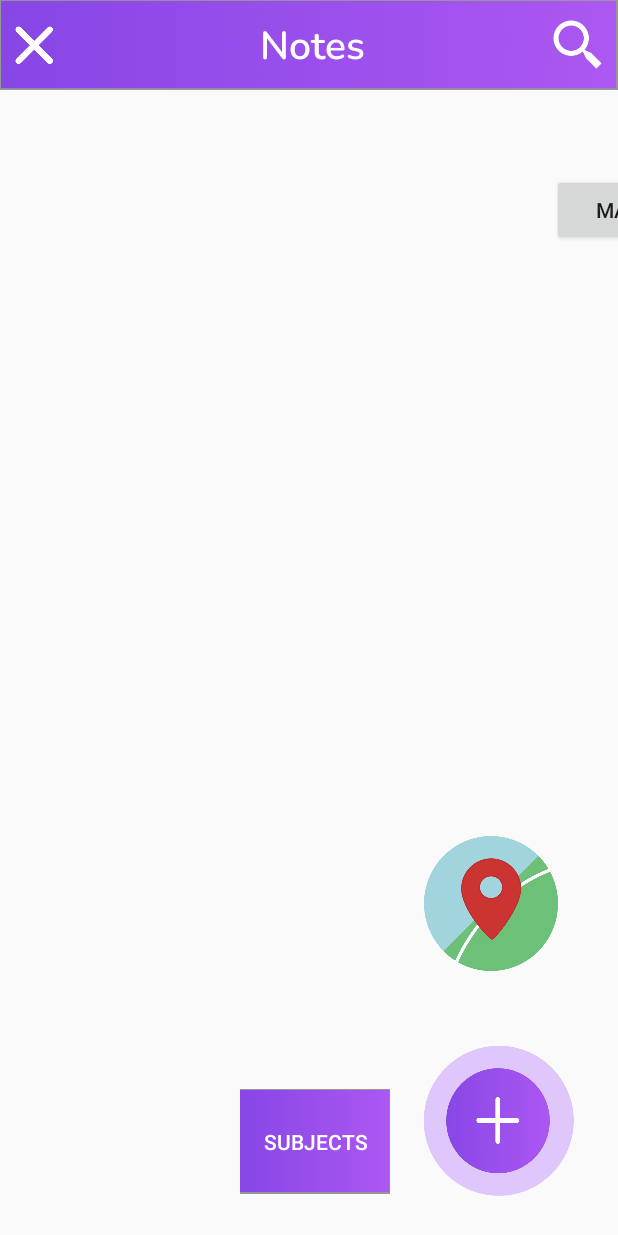
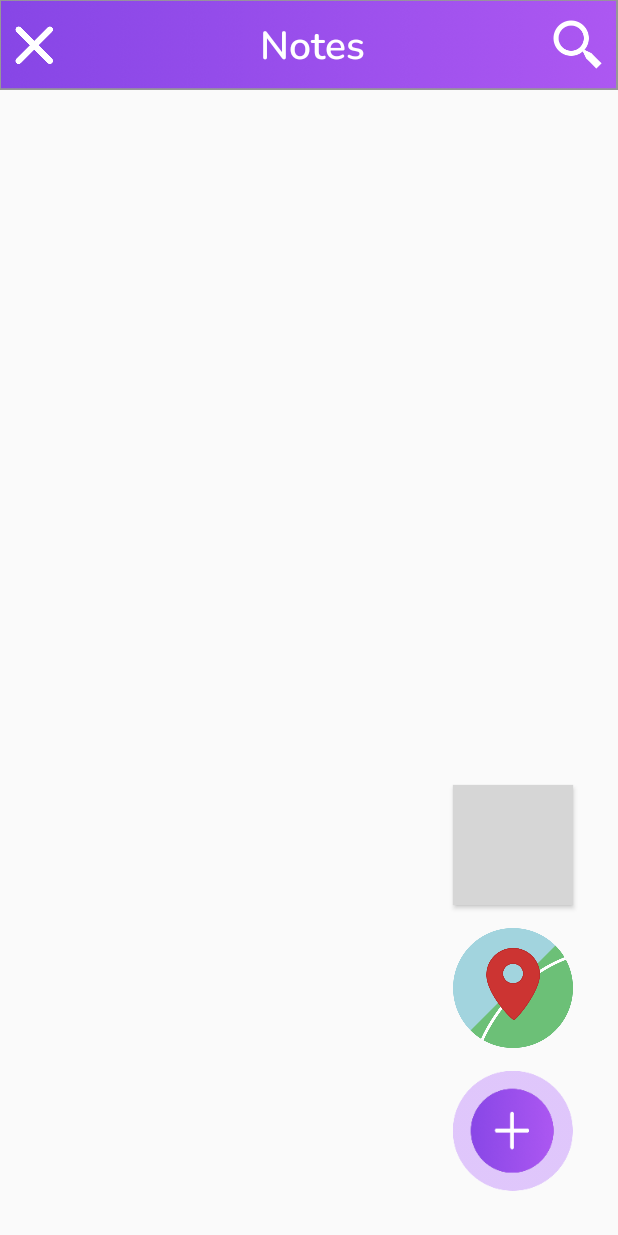
Before and after one commit to gurtej1992/note_WinMachines_android, an Android app: the screen it shows after launch (HomeActivity), on a phone screen of 412 x 824 dp. Run offline under Robolectric (Android 15) with nearby library versions, the light colour scheme and no system bars; libraries missing offline, so code that uses them is left out: io.realm; 3 statements that could not run were skipped; grey boxes are pictures that could not be loaded.

Commit message:
Layout Changes Done

```diff
--- a/app/src/main/res/layout/content_main.xml
+++ b/app/src/main/res/layout/content_main.xml
@@ -13,25 +13,9 @@
         android:layout_height="0dp"
         app:defaultNavHost="true"
         app:layout_constraintBottom_toBottomOf="parent"
-        app:layout_constraintHorizontal_bias="0.0"
         app:layout_constraintLeft_toLeftOf="parent"
         app:layout_constraintRight_toRightOf="parent"
         app:layout_constraintTop_toTopOf="parent"
-        app:layout_constraintVertical_bias="0.0"
         app:navGraph="@navigation/nav_graph" />
 
-    <Button
-        android:id="@+id/butmap"
-        android:layout_width="wrap_content"
-        android:layout_height="wrap_content"
-        android:layout_marginStart="50dp"
-        android:layout_marginTop="116dp"
-        android:layout_marginEnd="100dp"
-        android:text="MAp"
-        app:layout_constraintEnd_toEndOf="parent"
-        app:layout_constraintHorizontal_bias="0.647"
-        app:layout_constraintStart_toEndOf="@+id/nav_host_fragment"
-        app:layout_constraintTop_toTopOf="parent">
-
-    </Button>
 </androidx.constraintlayout.widget.ConstraintLayout>
--- a/app/src/main/res/layout/fragment_first.xml
+++ b/app/src/main/res/layout/fragment_first.xml
@@ -26,57 +26,42 @@
         android:layout_width="0dp"
         android:layout_height="0dp"
         android:paddingBottom="20dp"
-        app:layout_constraintBottom_toTopOf="@+id/btnAdd"
+        app:layout_constraintBottom_toBottomOf="parent"
         app:layout_constraintEnd_toEndOf="parent"
         app:layout_constraintHorizontal_bias="0.0"
         app:layout_constraintStart_toStartOf="parent"
-        app:layout_constraintTop_toBottomOf="@+id/custom_toolbar"
-        app:layout_constraintVertical_bias="0.0" />
+        app:layout_constraintTop_toBottomOf="@+id/custom_toolbar" />
+
+    <Button
+        android:id="@+id/btnmap"
+        android:layout_width="80dp"
+        android:layout_height="80dp"
+        android:layout_marginBottom="15dp"
+        android:background="@drawable/navigation"
+        app:layout_constraintBottom_toTopOf="@id/btnAdd"
+        app:layout_constraintEnd_toEndOf="@id/btnAdd"
+        app:layout_constraintStart_toStartOf="@id/btnAdd" />
+
+    <Button
+        android:id="@+id/btnSubjects"
+        android:layout_width="80dp"
+        android:layout_height="80dp"
+        android:layout_marginBottom="15dp"
+        android:background="@drawable/test"
+        app:layout_constraintBottom_toTopOf="@id/btnmap"
+        app:layout_constraintEnd_toEndOf="@id/btnAdd"
+        app:layout_constraintStart_toStartOf="@id/btnAdd" />
 
 
     <Button
-        android:id="@+id/btnmap"
-        android:layout_width="89dp"
-        android:layout_height="90dp"
-        android:layout_marginTop="512dp"
-        android:layout_marginRight="40dp"
-        android:layout_marginBottom="2dp"
-        android:background="@drawable/navigation"
-        app:layout_constraintBottom_toTopOf="@+id/btnAdd"
-        app:layout_constraintEnd_toEndOf="parent"
-        app:layout_constraintHorizontal_bias="1.0"
-        app:layout_constraintStart_toEndOf="@+id/custom_toolbar"
-        app:layout_constraintTop_toTopOf="parent"
-        app:layout_constraintVertical_bias="0.488" />
-
-    <Button
-        android:id="@+id/btnSubjects"
-        android:layout_width="100dp"
-        android:layout_height="wrap_content"
-        android:layout_marginStart="160dp"
-        android:layout_marginTop="52dp"
-        android:layout_marginBottom="28dp"
-        android:background="@mipmap/topbar"
-        android:text="Subjects"
-        android:textColor="@color/colorWhite"
-        app:layout_constraintBottom_toBottomOf="parent"
-        app:layout_constraintStart_toStartOf="parent"
-        app:layout_constraintTop_toBottomOf="@+id/notesRecycler"
-        app:layout_constraintVertical_bias="1.0" />
-
-    <Button
         android:id="@+id/btnAdd"
-        android:layout_width="wrap_content"
-        android:layout_height="wrap_content"
-        android:layout_marginStart="27dp"
-        android:layout_marginEnd="29dp"
-        android:layout_marginBottom="4dp"
+        android:layout_width="80dp"
+        android:layout_height="80dp"
+        android:layout_marginEnd="30dp"
+        android:layout_marginBottom="30dp"
         android:background="@mipmap/add"
         app:layout_constraintBottom_toBottomOf="parent"
-        app:layout_constraintEnd_toEndOf="parent"
-        app:layout_constraintHorizontal_bias="1.0"
-        app:layout_constraintStart_toEndOf="@+id/btnSubjects"
-        app:layout_constraintTop_toBottomOf="@+id/notesRecycler" />
+        app:layout_constraintEnd_toEndOf="parent" />
 
 
 </androidx.constraintlayout.widget.ConstraintLayout>
```
Also changed, not shown: app/src/main/res/layout/activity_maps.xml (+4 -10 lines), app/src/main/res/layout/add_subject.xml (+6 -6 lines), app/src/main/res/layout/fragment_second.xml (+4 -7 lines), app/src/main/res/layout/note_cell.xml (+22 -4 lines).
